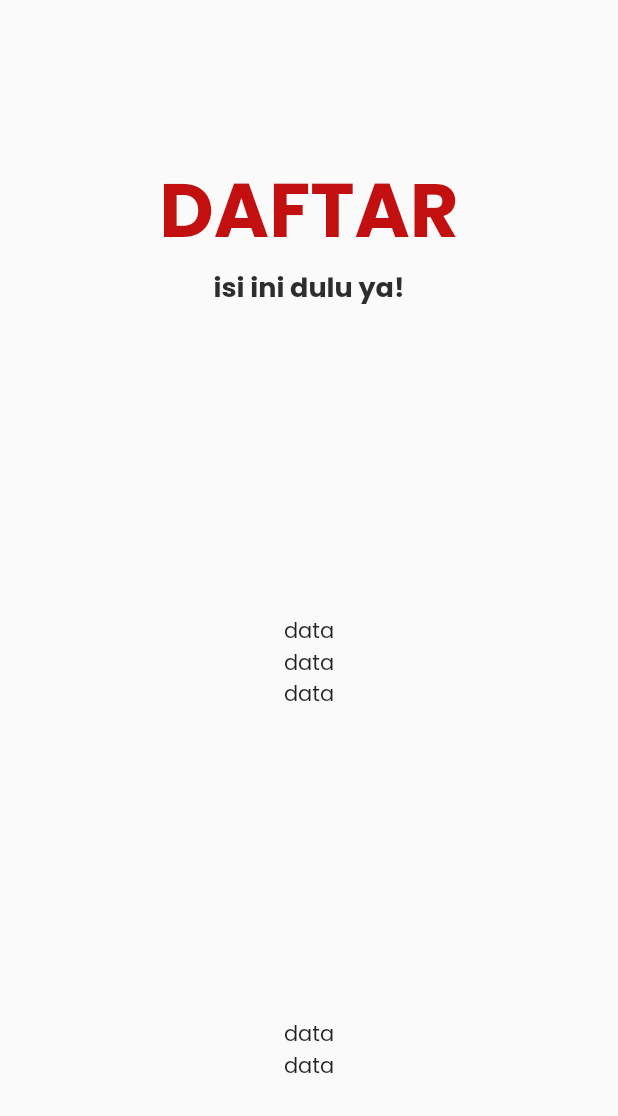
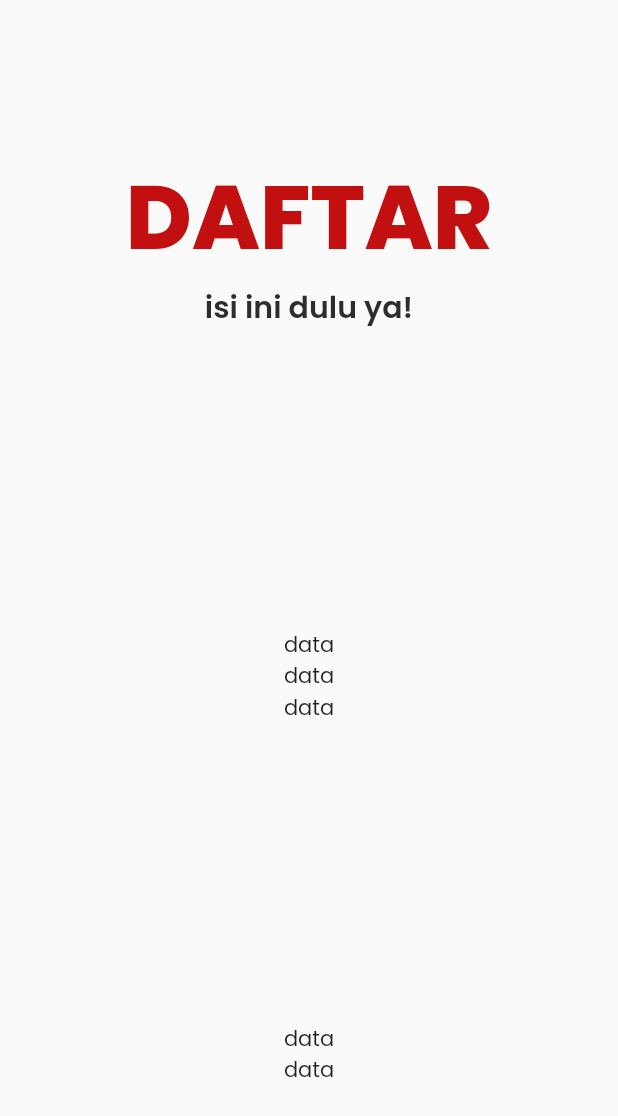
Before and after one commit to AriefLazuardi/delicate, a Flutter app: the screen it shows after launch, after a tap on "Login", on a phone screen of 412 x 824 dp. Shown: the top 1116 px of the screen. Run offline on Flutter 3.47's test engine with Material 2 defaults, Android fonts, the phone set to English and light mode, and no system bars.

Commit message:
ubah style

```diff
--- a/lib/pages/Login/login.dart
+++ b/lib/pages/Login/login.dart
@@ -17,8 +17,8 @@ class _LoginState extends State<Login> {
           children: [
             Column(
               children: [
-                Text("DAFTAR",style: TextStyle(fontSize: 50, fontWeight: FontWeight.bold, color: Color(0xffC21010)),),
-                Text("isi ini dulu ya!", style: TextStyle( fontSize: 18, fontWeight: FontWeight.bold, color: Color(0xff2D2D2D)),),
+                Text("DAFTAR",style: TextStyle(fontSize: 60, fontWeight: FontWeight.w800, color: Color(0xffC21010)),),
+                Text("isi ini dulu ya!", style: TextStyle( fontSize: 20, fontWeight: FontWeight.w600, color: Color(0xff2D2D2D)),),
               ],
             ),
             Column(
```
